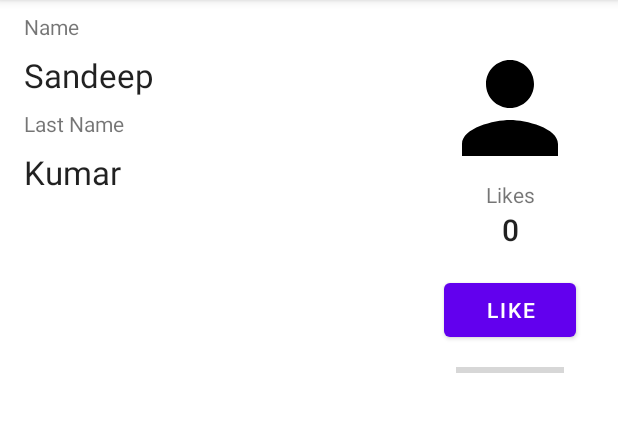
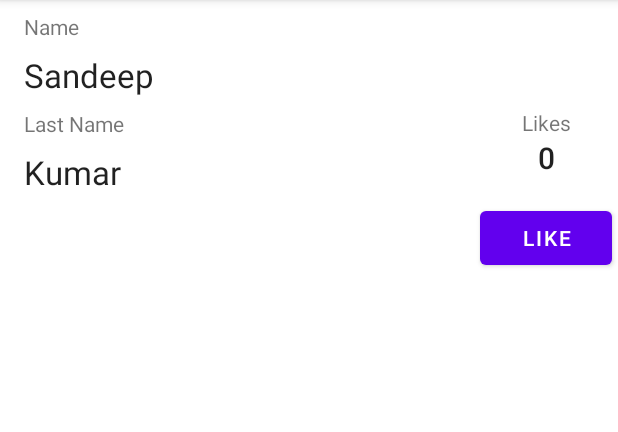
Before and after one commit to sks1992/Data-Binding-Example, an Android app: the screen it shows after launch (ProfileActivity), on a phone screen of 412 x 824 dp, the part 84-516 px from its top. Run offline under Robolectric (Android 15) with nearby library versions, the phone set to English and light mode, and no system bars; our stand-ins replace data binding; 2 statements that could not run were skipped.

Commit message:
complete code

```diff
--- a/app/build.gradle
+++ b/app/build.gradle
@@ -2,6 +2,7 @@ plugins {
     id 'com.android.application'
     id 'kotlin-android'
     id 'kotlin-kapt'
+    id 'kotlin-android-extensions'
 }
 
 android {
@@ -47,7 +48,7 @@ dependencies {
 
     // ViewModel
     implementation("androidx.lifecycle:lifecycle-viewmodel-ktx:$lifecycle_version")
-     // LiveData
+    // LiveData
     implementation("androidx.lifecycle:lifecycle-livedata-ktx:$lifecycle_version")
     // alternately - if using Java8, use the following instead of lifecycle-compiler
     implementation("androidx.lifecycle:lifecycle-common-java8:$lifecycle_version")
--- a/app/src/main/AndroidManifest.xml
+++ b/app/src/main/AndroidManifest.xml
@@ -10,7 +10,7 @@
         android:supportsRtl="true"
         android:theme="@style/Theme.DataBindingExample">
         <activity
-            android:name=".ProfileActivity"
+            android:name=".view.ui.ProfileActivity"
             android:exported="true">
             <intent-filter>
                 <action android:name="android.intent.action.MAIN" />
--- a/app/src/main/java/sk/sandeep/databindingexample/ProfileActivity.kt
+++ b/app/src/main/java/sk/sandeep/databindingexample/view/ui/ProfileActivity.kt
@@ -1,20 +1,11 @@
-package sk.sandeep.databindingexample
+package sk.sandeep.databindingexample.view.ui
 
-import android.content.Context
-import android.content.res.ColorStateList
-import android.graphics.drawable.Drawable
 import android.os.Bundle
-import android.view.View
-import android.widget.ImageView
-import android.widget.ProgressBar
-import android.widget.TextView
 import androidx.appcompat.app.AppCompatActivity
-import androidx.core.content.ContextCompat
-import androidx.core.widget.ImageViewCompat
 import androidx.databinding.DataBindingUtil
 import androidx.lifecycle.ViewModelProvider
+import sk.sandeep.databindingexample.R
 import sk.sandeep.databindingexample.databinding.ActivityProfileBinding
-import sk.sandeep.databindingexample.view_model.Popularity
 import sk.sandeep.databindingexample.view_model.ProfileViewModel
 
 class ProfileActivity : AppCompatActivity() {
@@ -31,74 +22,12 @@ class ProfileActivity : AppCompatActivity() {
         binding = DataBindingUtil.setContentView(
             this, R.layout.activity_profile
         )
-
-        binding.viewmodel = viewModel
+        binding.lifecycleOwner = this
+        binding.viewModelProfile = viewModel
         /*binding.name ="Mahesh"
         binding.lastName ="Kumar"*/
 
         // TODO: Explicitly setting initial values is a bad pattern. We'll fix that.
-        updateName()
-        updateLikes()
-    }
-
-    /**
-     * This method is triggered by the `android:onclick` attribute in the layout. It puts business
-     * logic in the activity, which is not ideal. We should do something about that.
-     */
-    fun onLike(view: View) {
-        viewModel.onLike()
-        updateLikes()
-    }
-
-    /**
-     * So much findViewById! We'll fix that with Data Binding.
-     */
-    private fun updateName() {
-        findViewById<TextView>(R.id.plain_name).text = viewModel.name
-        findViewById<TextView>(R.id.plain_lastname).text = viewModel.lastName
-    }
-
-    /**
-     * This method has many problems:
-     * - It's calling findViewById multiple times
-     * - It has untestable logic
-     * - It's updating two views when called even if they're not changing
-     */
-    private fun updateLikes() {
-        findViewById<TextView>(R.id.likes).text = viewModel.likes.toString()
-        findViewById<ProgressBar>(R.id.progressBar).progress =
-            (viewModel.likes * 100 / 5).coerceAtMost(100)
-        val image = findViewById<ImageView>(R.id.imageView)
-
-        val color = getAssociatedColor(viewModel.popularity, this)
-
-        ImageViewCompat.setImageTintList(image, ColorStateList.valueOf(color))
-
-        image.setImageDrawable(getDrawablePopularity(viewModel.popularity, this))
-    }
-
-    private fun getAssociatedColor(popularity: Popularity, context: Context): Int {
-        return when (popularity) {
-            Popularity.NORMAL -> context.theme.obtainStyledAttributes(
-                intArrayOf(android.R.attr.colorForeground)
-            ).getColor(0, 0x000000)
-            Popularity.POPULAR -> ContextCompat.getColor(context, R.color.popular)
-            Popularity.STAR -> ContextCompat.getColor(context, R.color.star)
-        }
-    }
-
-    private fun getDrawablePopularity(popularity: Popularity, context: Context): Drawable? {
-        return when (popularity) {
-            Popularity.NORMAL -> {
-                ContextCompat.getDrawable(context, R.drawable.ic_person_black_96dp)
-            }
-            Popularity.POPULAR -> {
-                ContextCompat.getDrawable(context, R.drawable.ic_whatshot_black_96dp)
-            }
-            Popularity.STAR -> {
-                ContextCompat.getDrawable(context, R.drawable.ic_whatshot_black_96dp)
-            }
-        }
     }
 }
 
--- a/app/src/main/java/sk/sandeep/databindingexample/view_model/ProfileViewModel.kt
+++ b/app/src/main/java/sk/sandeep/databindingexample/view_model/ProfileViewModel.kt
@@ -1,32 +1,30 @@
 package sk.sandeep.databindingexample.view_model
 
+import androidx.lifecycle.LiveData
+import androidx.lifecycle.MutableLiveData
+import androidx.lifecycle.Transformations
 import androidx.lifecycle.ViewModel
 
 class ProfileViewModel : ViewModel() {
-    val name = "Sandeep"
-    val lastName = "Kumar"
-    var likes = 0
+    private val _name = MutableLiveData("Sandeep")
+    private val _lastName = MutableLiveData("Kumar")
+    private val _likes =  MutableLiveData(0)
 
-        private set // This is to prevent external modification of the variable.
+    val name: LiveData<String> = _name
+    val lastName: LiveData<String> = _lastName
+    val likes: LiveData<Int> = _likes
 
-    /**
-     * Increments the number of likes.
-     */
-    fun onLike() {
-        likes++
-    }
-
-    /**
-     * Returns popularity in buckets: [Popularity.NORMAL], [Popularity.POPULAR] or [Popularity.STAR]
-     */
-    val popularity: Popularity
-        get() {
-            return when {
-                likes > 9 -> Popularity.STAR
-                likes > 4 -> Popularity.POPULAR
+    // popularity is exposed as LiveData using a Transformation instead of a @Bindable property.
+    val popularity: LiveData<Popularity> = Transformations.map(_likes) {
+        when {
+            it > 9 -> Popularity.STAR
+            it > 4 -> Popularity.POPULAR
             else -> Popularity.NORMAL
         }
     }
+
+    fun onLike() {
+        _likes.value = (_likes.value ?: 0) + 1
     }
 
     enum class Popularity {
@@ -34,3 +32,4 @@ enum class Popularity {
         POPULAR,
         STAR
     }
+}
--- a/app/src/main/res/layout/activity_profile.xml
+++ b/app/src/main/res/layout/activity_profile.xml
@@ -6,7 +6,7 @@
     <data>
 
         <variable
-            name="viewmodel"
+            name="viewModelProfile"
             type="sk.sandeep.databindingexample.view_model.ProfileViewModel" />
     </data>
 
@@ -21,7 +21,7 @@
             android:layout_marginStart="16dp"
             android:layout_marginTop="8dp"
             android:layout_marginEnd="128dp"
-            android:text="@{viewmodel.name}"
+            android:text="@{viewModelProfile.name}"
             android:textAppearance="@style/TextAppearance.AppCompat.Large"
             app:layout_constraintEnd_toEndOf="parent"
             app:layout_constraintStart_toStartOf="parent"
@@ -34,7 +34,7 @@
             android:layout_marginStart="16dp"
             android:layout_marginTop="8dp"
             android:layout_marginEnd="128dp"
-            android:text="@{viewmodel.lastName}"
+            android:text="@{viewModelProfile.lastName}"
             android:textAppearance="@style/TextAppearance.AppCompat.Large"
             app:layout_constraintEnd_toEndOf="parent"
             app:layout_constraintStart_toStartOf="parent"
@@ -59,6 +59,7 @@
             android:id="@+id/likes"
             android:layout_width="wrap_content"
             android:layout_height="wrap_content"
+            android:text="@{Integer.toString(viewModelProfile.likes)}"
             android:textAppearance="@style/TextAppearance.AppCompat.Title"
             app:layout_constraintBottom_toTopOf="@+id/like_button"
             app:layout_constraintEnd_toEndOf="@+id/likes_label"
@@ -73,7 +74,7 @@
             android:layout_marginStart="16dp"
             android:layout_marginTop="16dp"
             android:layout_marginEnd="16dp"
-            android:onClick="@{() -> viewmodel.onLike()}"
+            android:onClick="@{() -> viewModelProfile.onLike()}"
             android:text="@string/like"
             app:layout_constraintBottom_toTopOf="@+id/progressBar"
             app:layout_constraintEnd_toEndOf="@+id/imageView"
@@ -122,11 +123,14 @@
             android:layout_marginStart="8dp"
             android:layout_marginTop="8dp"
             android:layout_marginEnd="8dp"
+            android:max="@{100}"
+            app:hideIfZero="@{viewModelProfile.likes}"
             app:layout_constraintBottom_toBottomOf="parent"
             app:layout_constraintEnd_toEndOf="@+id/like_button"
             app:layout_constraintHorizontal_bias="0.5"
             app:layout_constraintStart_toStartOf="@+id/like_button"
             app:layout_constraintTop_toBottomOf="@+id/like_button"
+            app:progressScaled="@{viewModelProfile.likes}"
             tools:progressBackgroundTint="@android:color/darker_gray" />
     </androidx.constraintlayout.widget.ConstraintLayout>
 </layout>
```
Also changed, not shown: app/src/main/java/sk/sandeep/databindingexample/DataBindingInfo.kt (+19 -0 lines), app/src/main/java/sk/sandeep/databindingexample/util/BindingAdapters.kt (added, +89 -0 lines), app/src/main/java/sk/sandeep/databindingexample/util/BindingConverters.kt (added, +34 -0 lines), app/src/main/java/sk/sandeep/databindingexample/util/BindingMethods.kt (added, +29 -0 lines). Lines whose indentation alone changed are shown as unchanged.
